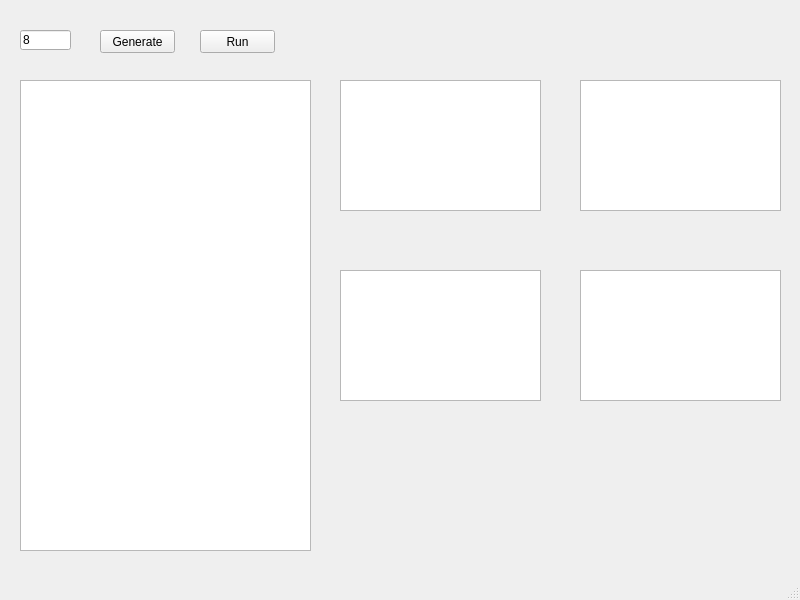
Qt form window.ui (PavelKuropatin/kvaip) before a commit.
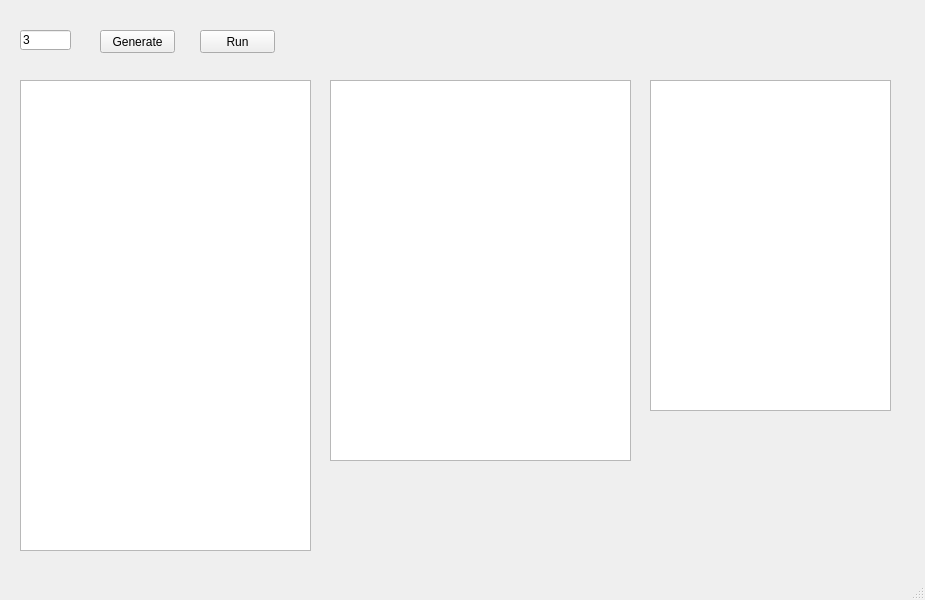
The same form after that commit.

```diff
--- a/window.ui
+++ b/window.ui
@@ -6,7 +6,7 @@
    <rect>
     <x>0</x>
     <y>0</y>
-    <width>800</width>
+                <width>925</width>
     <height>600</height>
    </rect>
   </property>
@@ -46,7 +46,7 @@
      </rect>
     </property>
     <property name="text">
-     <string>8</string>
+                    <string>3</string>
     </property>
    </widget>
    <widget class="QPushButton" name="generate_button">
@@ -62,57 +62,13 @@
      <string>Generate</string>
     </property>
    </widget>
-   <widget class="QTableWidget" name="two_cubes_table">
-    <property name="geometry">
-     <rect>
-      <x>340</x>
-      <y>80</y>
-      <width>201</width>
-      <height>131</height>
-     </rect>
-    </property>
-    <property name="rowCount">
-     <number>0</number>
-    </property>
-    <property name="columnCount">
-     <number>0</number>
-    </property>
-    <attribute name="horizontalHeaderCascadingSectionResizes">
-     <bool>false</bool>
-    </attribute>
-    <attribute name="verticalHeaderVisible">
-     <bool>false</bool>
-    </attribute>
-   </widget>
-   <widget class="QTableWidget" name="four_cubes_table">
-    <property name="geometry">
-     <rect>
-      <x>580</x>
-      <y>80</y>
-      <width>201</width>
-      <height>131</height>
-     </rect>
-    </property>
-    <property name="rowCount">
-     <number>0</number>
-    </property>
-    <property name="columnCount">
-     <number>0</number>
-    </property>
-    <attribute name="horizontalHeaderCascadingSectionResizes">
-     <bool>false</bool>
-    </attribute>
-    <attribute name="verticalHeaderVisible">
-     <bool>false</bool>
-    </attribute>
-   </widget>
    <widget class="QTableWidget" name="result_cubes_table">
     <property name="geometry">
      <rect>
-      <x>340</x>
-      <y>270</y>
-      <width>201</width>
-      <height>131</height>
+                        <x>330</x>
+                        <y>80</y>
+                        <width>301</width>
+                        <height>381</height>
      </rect>
     </property>
     <property name="rowCount">
@@ -131,10 +87,10 @@
    <widget class="QTableWidget" name="matrix_table">
     <property name="geometry">
      <rect>
-      <x>580</x>
-      <y>270</y>
-      <width>201</width>
-      <height>131</height>
+                        <x>650</x>
+                        <y>80</y>
+                        <width>241</width>
+                        <height>331</height>
      </rect>
     </property>
     <property name="rowCount">
```
Left out of the diff: 2 changed lines with no effect on the pictures. Lines whose indentation alone changed are shown as unchanged.
